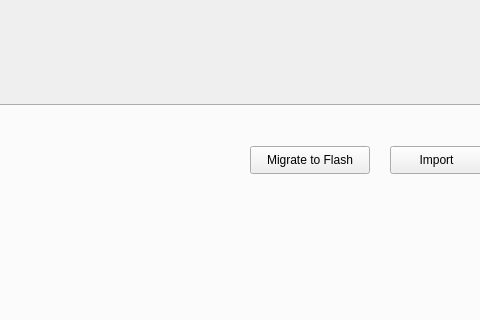
First picture: the form in ui/main.ui, repository Ghali01/almonsk_hospital_backend, before the edit; both pictures show x 482 to 962 and y 110 to 430 of the 1105 by 662 pixel window.
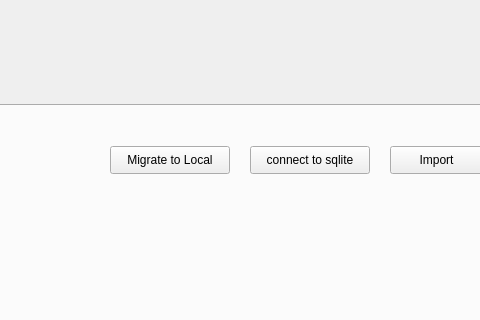
Second picture: the form after the edit.

Diff of the .ui file:
```diff
--- a/ui/main.ui
+++ b/ui/main.ui
@@ -119,14 +119,14 @@
     <widget class="QPushButton" name="migrate2FlashBtn">
      <property name="geometry">
       <rect>
-       <x>720</x>
+       <x>580</x>
        <y>40</y>
        <width>120</width>
        <height>28</height>
       </rect>
      </property>
      <property name="text">
-      <string>Migrate to Flash</string>
+      <string>Migrate to Local</string>
      </property>
     </widget>
     <widget class="QPushButton" name="importBtn">
@@ -142,6 +142,19 @@
       <string>Import</string>
      </property>
     </widget>
+    <widget class="QPushButton" name="connect2sqlite">
+     <property name="geometry">
+      <rect>
+       <x>720</x>
+       <y>40</y>
+       <width>120</width>
+       <height>28</height>
+      </rect>
+     </property>
+     <property name="text">
+      <string>connect to sqlite</string>
+     </property>
+    </widget>
    </widget>
    <widget class="QWidget" name="tab_2">
     <property name="accessibleName">
```
Left out of the diff: 19 changed lines with no effect on the pictures.
